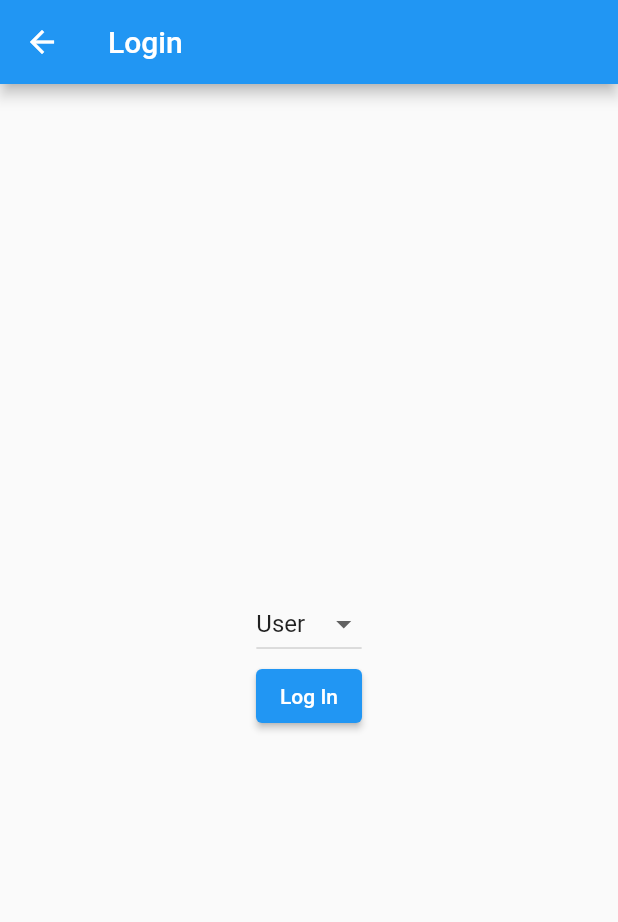
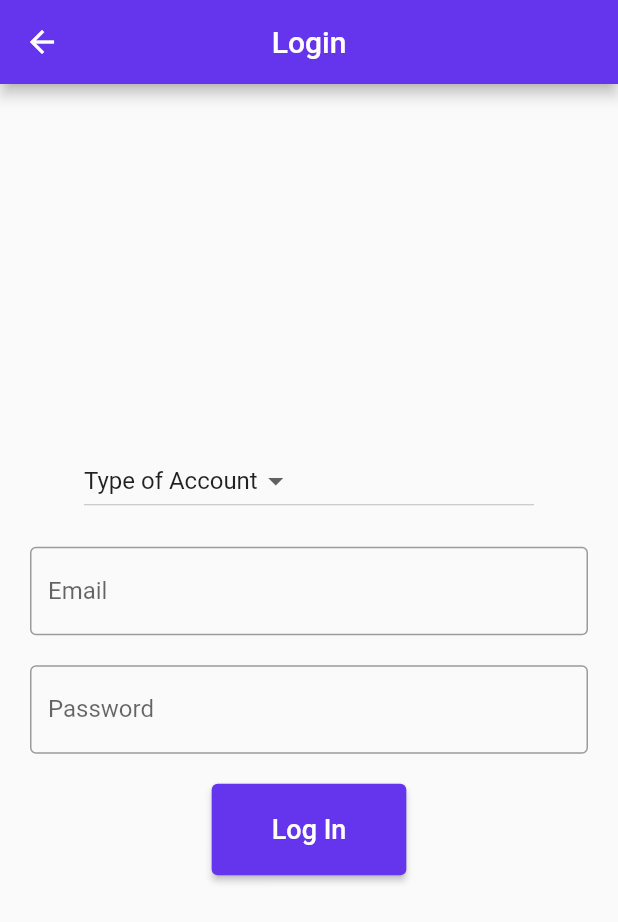
Before and after one commit to Santhosh1209/hexapod_app, a Flutter app: the screen it shows after launch, after a tap on "Log In", on a phone screen of 412 x 824 dp. Shown: the top 922 px of the screen. Run offline on Flutter 3.47's test engine with Material 2 defaults, Android fonts, the light colour scheme and no system bars.

Commit message:
updated login page

```diff
--- a/lib/login_page.dart
+++ b/lib/login_page.dart
@@ -8,32 +8,61 @@ class LoginPage extends StatefulWidget {
 }
 
 class _LoginPageState extends State<LoginPage> {
-  String? selectedRole = 'User'; // Default role is 'User'
+  String? selectedRole = 'Type of Account'; // Default role is 'Type of Account'
 
   @override
   Widget build(BuildContext context) {
     return Scaffold(
       appBar: AppBar(
         title: Text('Login'),
+        centerTitle: true,
+        backgroundColor: Color(0xFF6535ee),
       ),
       body: Center(
         child: Column(
           mainAxisAlignment: MainAxisAlignment.center,
           children: <Widget>[
-            DropdownButton<String>(
+            Container(
+              width: 300, // Adjust the width as needed
+              child: DropdownButton<String>(
                 value: selectedRole,
                 onChanged: (String? newValue) {
                   setState(() {
                     selectedRole = newValue;
                   });
                 },
-              items: <String>['User', 'Admin'].map((String value) {
+                items: <String>['Type of Account', 'User', 'Admin'].map((String value) {
                   return DropdownMenuItem<String>(
                     value: value,
                     child: Text(value),
                   );
                 }).toList(),
               ),
+            ),
+            SizedBox(height: 20), // Add spacing
+            // TextFormFields for Email and Password
+            Padding(
+              padding: const EdgeInsets.symmetric(horizontal: 20),
+              child: Column(
+                children: [
+                  TextFormField(
+                    decoration: InputDecoration(
+                      labelText: 'Email',
+                      border: OutlineInputBorder(),
+                    ),
+                  ),
+                  SizedBox(height: 20),
+                  TextFormField(
+                    obscureText: true, // For password input
+                    decoration: InputDecoration(
+                      labelText: 'Password',
+                      border: OutlineInputBorder(),
+                    ),
+                  ),
+                ],
+              ),
+            ),
+            SizedBox(height: 20), // Add spacing
             ElevatedButton(
               onPressed: () {
                 // You can now access the selectedRole variable to determine the user's choice.
@@ -52,7 +81,14 @@ class _LoginPageState extends State<LoginPage> {
                   );
                 }
               },
-              child: Text('Log In'),
+              style: ElevatedButton.styleFrom(
+                primary: Color(0xFF6535ee), // Change button color
+                padding: EdgeInsets.symmetric(horizontal: 40, vertical: 20), // Increase button size
+              ),
+              child: Text(
+                'Log In',
+                style: TextStyle(fontSize: 18), // Increase button text size
+              ),
             ),
           ],
         ),
```
Lines whose indentation alone changed are shown as unchanged.
